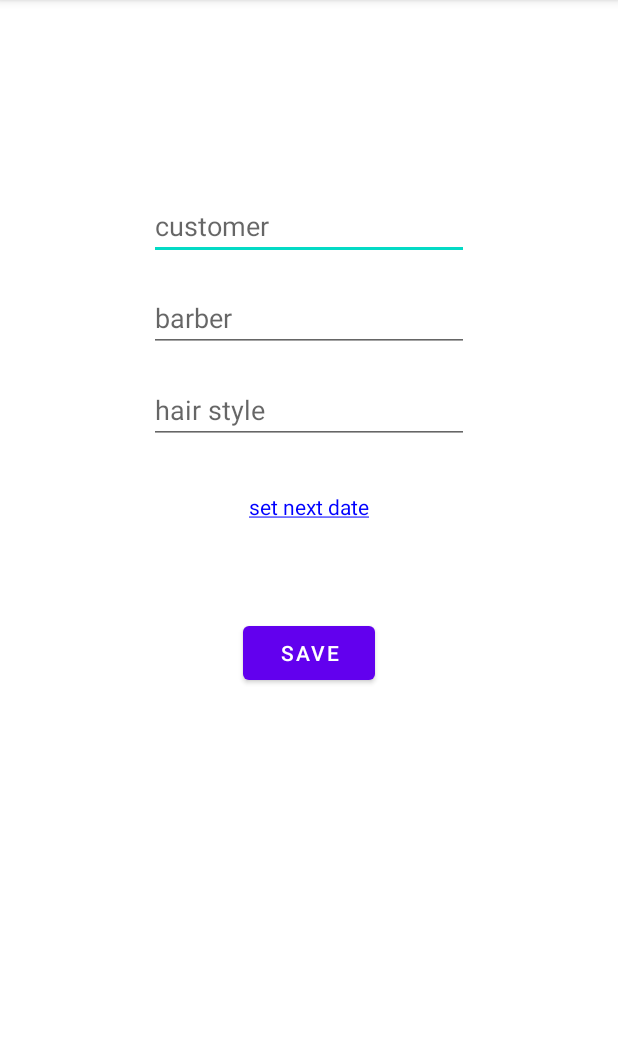
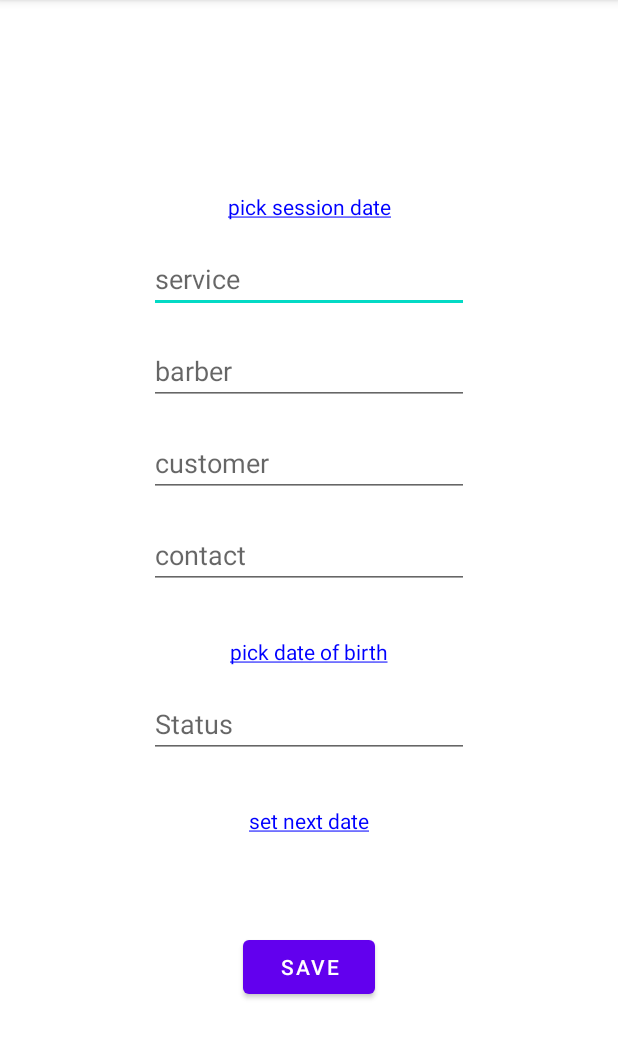
Before and after one commit to DoozyDoz/salon-appointment-, an Android app: the CreateAppointmentActivity screen opened directly, with no data from a screen before it, on a phone screen of 412 x 824 dp, the part 84-1143 px from its top. Run offline under Robolectric (Android 15) with nearby library versions, the phone set to English and light mode, and no system bars.

Commit message:
sessions ui prepared for api

```diff
--- a/app/src/main/java/com/example/loginthird/Constants.kt
+++ b/app/src/main/java/com/example/loginthird/Constants.kt
@@ -15,7 +15,7 @@ fun ensureBackgroundThread(callback: () -> Unit) {
 }
 
 object ApiConstants {
-    const val BASE_ENDPOINT = "http://192.168.10.101:5000/api/v1/"
+    const val BASE_ENDPOINT = "http://192.168.43.202:5000/api/v1/"
     const val AUTH_ENDPOINT = "oauth2/token/"
     const val ANIMALS_ENDPOINT = "animals"
     const val ANIMAL_ENDPOINT = "animal"
--- a/app/src/main/res/layout/activity_create_appointment.xml
+++ b/app/src/main/res/layout/activity_create_appointment.xml
@@ -1,9 +1,103 @@
 <?xml version="1.0" encoding="utf-8"?>
 <androidx.constraintlayout.widget.ConstraintLayout xmlns:android="http://schemas.android.com/apk/res/android"
     xmlns:app="http://schemas.android.com/apk/res-auto"
-    xmlns:tools="http://schemas.android.com/tools"
     android:layout_width="match_parent"
-             android:layout_height="match_parent">
+    android:layout_height="match_parent">
+
+
+    <TextView
+        android:id="@+id/textview_session_date"
+        android:layout_width="wrap_content"
+        android:layout_height="wrap_content"
+        android:layout_marginTop="128dp"
+        android:text="@string/pick_session_date"
+        android:textColor="#0000FF"
+        app:layout_constraintEnd_toEndOf="parent"
+        app:layout_constraintStart_toStartOf="parent"
+        app:layout_constraintTop_toTopOf="parent" />
+
+    <EditText
+        android:id="@+id/edittext_service"
+        android:layout_width="wrap_content"
+        android:layout_height="wrap_content"
+        android:layout_marginTop="16dp"
+        android:ems="10"
+        android:hint="service"
+        android:inputType="textPersonName"
+        app:layout_constraintEnd_toEndOf="parent"
+        app:layout_constraintStart_toStartOf="parent"
+        app:layout_constraintTop_toBottomOf="@+id/textview_session_date" />
+
+    <EditText
+        android:id="@+id/edittext_barber"
+        android:layout_width="wrap_content"
+        android:layout_height="wrap_content"
+        android:layout_marginTop="16dp"
+        android:ems="10"
+        android:hint="barber"
+        android:inputType="textPersonName"
+        app:layout_constraintEnd_toEndOf="parent"
+        app:layout_constraintStart_toStartOf="parent"
+        app:layout_constraintTop_toBottomOf="@+id/edittext_service" />
+
+    <EditText
+        android:id="@+id/edittext_customer_name"
+        android:layout_width="wrap_content"
+        android:layout_height="wrap_content"
+        android:layout_marginTop="16dp"
+        android:ems="10"
+        android:hint="customer"
+        android:inputType="textPersonName"
+        app:layout_constraintEnd_toEndOf="parent"
+        app:layout_constraintStart_toStartOf="parent"
+        app:layout_constraintTop_toBottomOf="@+id/edittext_barber" />
+
+    <EditText
+        android:id="@+id/edittext_customer_contact"
+        android:layout_width="wrap_content"
+        android:layout_height="wrap_content"
+        android:layout_marginTop="16dp"
+        android:ems="10"
+        android:hint="contact"
+        android:inputType="textPersonName"
+        app:layout_constraintEnd_toEndOf="parent"
+        app:layout_constraintStart_toStartOf="parent"
+        app:layout_constraintTop_toBottomOf="@+id/edittext_customer_name" />
+
+
+    <TextView
+        android:id="@+id/textView_date_of_birth"
+        android:layout_width="wrap_content"
+        android:layout_height="wrap_content"
+        android:layout_marginTop="32dp"
+        android:text="@string/pick_date_of_birth"
+        android:textColor="#0000FF"
+        app:layout_constraintEnd_toEndOf="parent"
+        app:layout_constraintStart_toStartOf="parent"
+        app:layout_constraintTop_toBottomOf="@+id/edittext_customer_contact" />
+
+    <EditText
+        android:id="@+id/edittext_status"
+        android:layout_width="wrap_content"
+        android:layout_height="wrap_content"
+        android:layout_marginTop="16dp"
+        android:ems="10"
+        android:hint="Status"
+        android:inputType="textPersonName"
+        app:layout_constraintEnd_toEndOf="parent"
+        app:layout_constraintStart_toStartOf="parent"
+        app:layout_constraintTop_toBottomOf="@+id/textView_date_of_birth" />
+
+    <TextView
+        android:id="@+id/textView_next_date"
+        android:layout_width="wrap_content"
+        android:layout_height="wrap_content"
+        android:layout_marginTop="32dp"
+        android:text="@string/set_next_date"
+        android:textColor="#0000FF"
+        app:layout_constraintEnd_toEndOf="parent"
+        app:layout_constraintStart_toStartOf="parent"
+        app:layout_constraintTop_toBottomOf="@+id/edittext_status" />
 
     <Button
         android:id="@+id/button_save_new_appointment"
@@ -13,52 +107,5 @@
         android:text="Save"
         app:layout_constraintEnd_toEndOf="parent"
         app:layout_constraintStart_toStartOf="parent"
-        app:layout_constraintTop_toBottomOf="@+id/textView" />
-
-    <EditText
-        android:id="@+id/editTextTextPersonName4"
-        android:layout_width="wrap_content"
-        android:layout_height="wrap_content"
-        android:layout_marginTop="128dp"
-        android:ems="10"
-        android:inputType="textPersonName"
-        android:hint="customer"
-        app:layout_constraintEnd_toEndOf="parent"
-        app:layout_constraintStart_toStartOf="parent"
-        app:layout_constraintTop_toTopOf="parent" />
-
-    <EditText
-        android:id="@+id/editTextTextPersonName5"
-        android:layout_width="wrap_content"
-        android:layout_height="wrap_content"
-        android:layout_marginTop="16dp"
-        android:ems="10"
-        android:inputType="textPersonName"
-        android:hint="barber"
-        app:layout_constraintEnd_toEndOf="parent"
-        app:layout_constraintStart_toStartOf="parent"
-        app:layout_constraintTop_toBottomOf="@+id/editTextTextPersonName4" />
-
-    <EditText
-        android:id="@+id/editTextTextPersonName6"
-        android:layout_width="wrap_content"
-        android:layout_height="wrap_content"
-        android:layout_marginTop="16dp"
-        android:ems="10"
-        android:inputType="textPersonName"
-        android:hint="hair style"
-        app:layout_constraintEnd_toEndOf="parent"
-        app:layout_constraintStart_toStartOf="parent"
-        app:layout_constraintTop_toBottomOf="@+id/editTextTextPersonName5" />
-
-    <TextView
-        android:id="@+id/textView"
-        android:layout_width="wrap_content"
-        android:layout_height="wrap_content"
-        android:layout_marginTop="32dp"
-        android:textColor="#0000FF"
-        android:text="@string/set_next_date"
-        app:layout_constraintEnd_toEndOf="parent"
-        app:layout_constraintStart_toStartOf="parent"
-        app:layout_constraintTop_toBottomOf="@+id/editTextTextPersonName6" />
+        app:layout_constraintTop_toBottomOf="@+id/textView_next_date" />
 </androidx.constraintlayout.widget.ConstraintLayout>
--- a/app/src/main/res/values/strings.xml
+++ b/app/src/main/res/values/strings.xml
@@ -1,4 +1,6 @@
 <resources>
     <string name="app_name">Login third</string>
     <string name="set_next_date"><u>set next date</u></string>
+    <string name="pick_session_date"><u>pick session date</u></string>
+    <string name="pick_date_of_birth"><u>pick date of birth</u></string>
 </resources>
--- a/app/src/main/res/xml/network_security_config.xml
+++ b/app/src/main/res/xml/network_security_config.xml
@@ -8,6 +8,7 @@
         <domain includeSubdomains="true">192.168.43.44</domain>
         <domain includeSubdomains="true">192.168.43.122</domain>
         <domain includeSubdomains="true">192.168.43.28</domain>
+        <domain includeSubdomains="true">192.168.43.202</domain>
         <domain includeSubdomains="true">192.168.43.76</domain>
         <domain includeSubdomains="true">192.168.43.74</domain>
         <domain includeSubdomains="true">192.168.146.86</domain>
```
Also changed, not shown: 1 other file.
